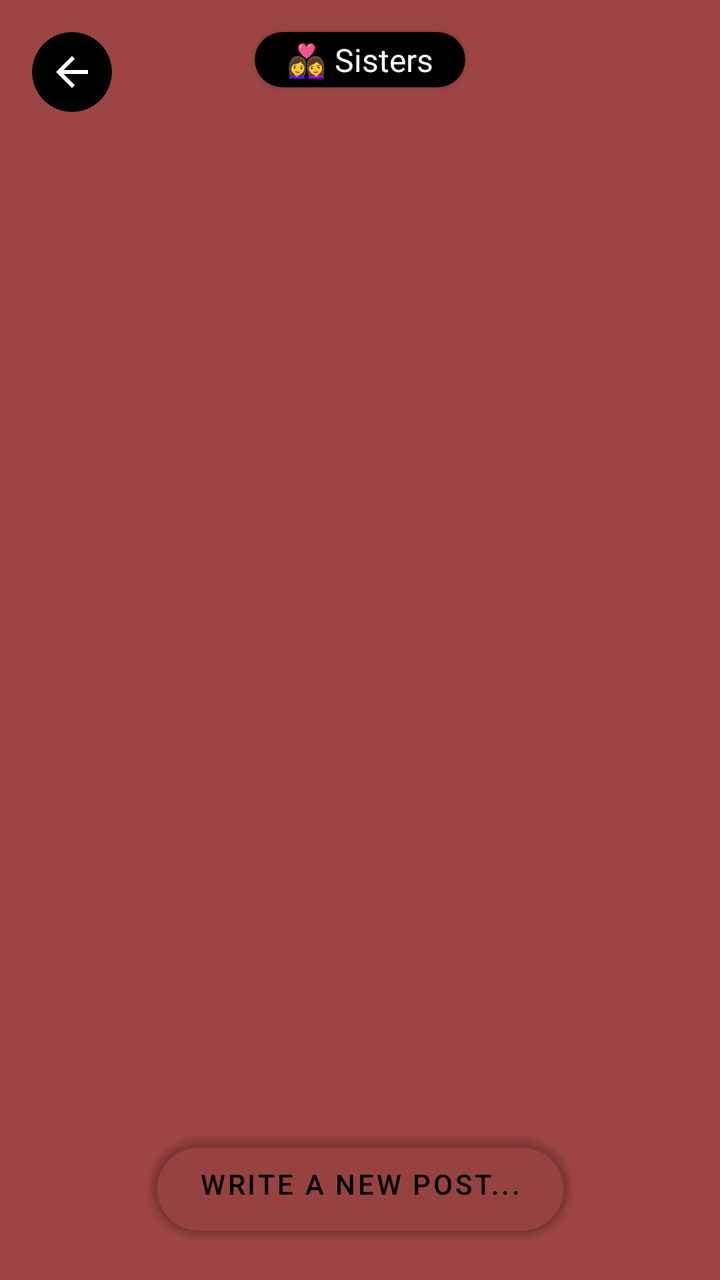
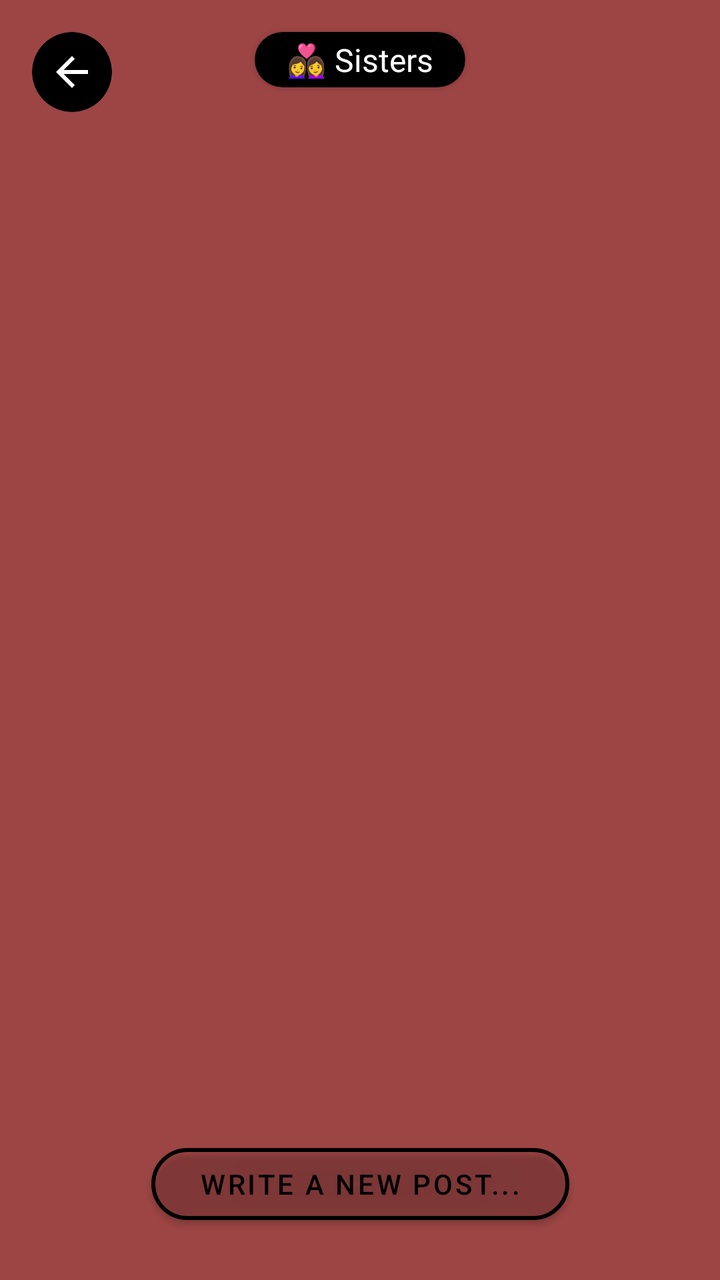

Compare the two renders of this Android layout. The source of the first and the diff that turns it into the second are given below.
<!-- AndroidManifest.xml: application theme Theme.SafeHer -->
<!-- res/layout/fragment_sisters.xml -->
<?xml version="1.0" encoding="utf-8"?>
<androidx.constraintlayout.widget.ConstraintLayout xmlns:android="http://schemas.android.com/apk/res/android"
    xmlns:app="http://schemas.android.com/apk/res-auto"
    xmlns:tools="http://schemas.android.com/tools"
    android:layout_width="match_parent"
    android:layout_height="match_parent"
    android:background="@color/red_background">

    
    <androidx.cardview.widget.CardView
        android:id="@+id/backButtonCard"
        android:layout_width="40dp"
        android:layout_height="40dp"
        android:layout_marginStart="16dp"
        android:layout_marginTop="16dp"
        app:cardBackgroundColor="#000000"
        app:cardCornerRadius="20dp"
        app:cardElevation="0dp"
        app:layout_constraintStart_toStartOf="parent"
        app:layout_constraintTop_toTopOf="parent">

        <ImageView
            android:id="@+id/backButton"
            android:layout_width="24dp"
            android:layout_height="24dp"
            android:layout_gravity="center"
            android:contentDescription="Back"
            android:src="@drawable/ic_back"
            app:tint="#FFFFFF" />
    </androidx.cardview.widget.CardView>

    <androidx.cardview.widget.CardView
        android:id="@+id/Sisters"
        android:layout_width="wrap_content"
        android:layout_height="wrap_content"
        android:layout_marginTop="16dp"
        app:cardBackgroundColor="#000000"
        app:cardCornerRadius="20dp"
        app:layout_constraintEnd_toEndOf="parent"
        app:layout_constraintStart_toStartOf="parent"
        app:layout_constraintTop_toTopOf="parent">

        <androidx.constraintlayout.widget.ConstraintLayout
            android:layout_width="wrap_content"
            android:layout_height="wrap_content"
            android:paddingHorizontal="16dp"
            android:paddingVertical="3dp">


            <TextView
                android:layout_width="wrap_content"
                android:layout_height="wrap_content"
                android:layout_marginStart="8dp"
                android:fontFamily="@font/poppins_medium"
                android:text="👩‍❤️‍👩 Sisters"
                android:textColor="#FFFFFF"
                android:textSize="16sp"
                app:layout_constraintBottom_toBottomOf="parent"
                app:layout_constraintEnd_toEndOf="parent"
                app:layout_constraintHorizontal_bias="0.0"
                app:layout_constraintStart_toEndOf="@id/homeButton"
                app:layout_constraintTop_toTopOf="parent"
                app:layout_constraintVertical_bias="1.0"
                tools:ignore="NotSibling,UnknownId" />

        </androidx.constraintlayout.widget.ConstraintLayout>
    </androidx.cardview.widget.CardView>

    <androidx.recyclerview.widget.RecyclerView
        android:id="@+id/postsRecyclerView"
        android:layout_width="0dp"
        android:layout_height="0dp"
        app:layout_constraintTop_toBottomOf="@id/Sisters"
        app:layout_constraintBottom_toTopOf="@id/write_new_post_button"
        app:layout_constraintStart_toStartOf="parent"
        app:layout_constraintEnd_toEndOf="parent"
        android:padding="8dp"
        android:clipToPadding="false" />






    <com.google.android.material.button.MaterialButton
        android:id="@+id/write_new_post_button"
        android:layout_width="wrap_content"
        android:layout_height="wrap_content"
        android:text="Write a new post..."
        android:textColor="#000000"
        android:backgroundTint="@android:color/transparent"
        app:backgroundTint="@android:color/transparent"
        android:background="@drawable/outline_button_background"
        app:cornerRadius="24dp"
        app:strokeColor="#000000"
        app:strokeWidth="2dp"
        app:layout_constraintBottom_toBottomOf="parent"
        app:layout_constraintStart_toStartOf="parent"
        app:layout_constraintEnd_toEndOf="parent"
        android:layout_marginBottom="24dp"
        android:paddingHorizontal="24dp"
        android:paddingVertical="8dp" />


</androidx.constraintlayout.widget.ConstraintLayout>
<!-- resources referenced by this layout -->
<resources>
  <color name="red_background">#9c4544</color>
  <!-- drawable ic_back (drawable) -->
  <?xml version="1.0" encoding="utf-8"?>
  <vector xmlns:android="http://schemas.android.com/apk/res/android"
      android:width="24dp"
      android:height="24dp"
      android:viewportWidth="24"
      android:viewportHeight="24">
      <path
          android:fillColor="#000000"
          android:pathData="M20,11H7.83l5.59,-5.59L12,4l-8,8 8,8 1.41,-1.41L7.83,13H20v-2z"/>
  </vector>
  <!-- drawable outline_button_background (drawable) -->
  <?xml version="1.0" encoding="utf-8"?>
  <shape xmlns:android="http://schemas.android.com/apk/res/android"
      android:shape="rectangle">
      <solid android:color="#FFFFFF" />
      <stroke
          android:width="2dp"
          android:color="#000000" />
      <corners android:radius="24dp" />
  </shape>
  <style name="Theme.SafeHer" parent="Base.Theme.SafeHer" />
  <style name="Base.Theme.SafeHer" parent="Theme.MaterialComponents.NoActionBar">
          
          
      </style>
</resources>

<!-- the commit's change to res/layout/fragment_sisters.xml (unified diff, before → after) -->
@@ -1,5 +1,6 @@
 <?xml version="1.0" encoding="utf-8"?>
-<androidx.constraintlayout.widget.ConstraintLayout xmlns:android="http://schemas.android.com/apk/res/android"
+<androidx.constraintlayout.widget.ConstraintLayout
+    xmlns:android="http://schemas.android.com/apk/res/android"
     xmlns:app="http://schemas.android.com/apk/res-auto"
     xmlns:tools="http://schemas.android.com/tools"
     android:layout_width="match_parent"
@@ -18,17 +19,15 @@
         app:cardElevation="0dp"
         app:layout_constraintStart_toStartOf="parent"
         app:layout_constraintTop_toTopOf="parent">
-
         <ImageView
-            android:id="@+id/backButton"
             android:layout_width="24dp"
             android:layout_height="24dp"
             android:layout_gravity="center"
-            android:contentDescription="Back"
             android:src="@drawable/ic_back"
             app:tint="#FFFFFF" />
     </androidx.cardview.widget.CardView>
 
+    
     <androidx.cardview.widget.CardView
         android:id="@+id/Sisters"
         android:layout_width="wrap_content"
@@ -36,61 +35,44 @@
         android:layout_marginTop="16dp"
         app:cardBackgroundColor="#000000"
         app:cardCornerRadius="20dp"
-        app:layout_constraintEnd_toEndOf="parent"
+        app:layout_constraintTop_toTopOf="parent"
         app:layout_constraintStart_toStartOf="parent"
-        app:layout_constraintTop_toTopOf="parent">
-
-        <androidx.constraintlayout.widget.ConstraintLayout
+        app:layout_constraintEnd_toEndOf="parent">
+        <TextView
             android:layout_width="wrap_content"
             android:layout_height="wrap_content"
             android:paddingHorizontal="16dp"
-            android:paddingVertical="3dp">
+            android:paddingVertical="3dp"
+            android:fontFamily="@font/poppins_medium"
+            android:text="👩‍❤️‍👩 Sisters"
+            android:textColor="#FFFFFF"
+            android:textSize="16sp" />
+    </androidx.cardview.widget.CardView>
 
+    
 
-            <TextView
-                android:layout_width="wrap_content"
-                android:layout_height="wrap_content"
-                android:layout_marginStart="8dp"
-                android:fontFamily="@font/poppins_medium"
-                android:text="👩‍❤️‍👩 Sisters"
-                android:textColor="#FFFFFF"
-                android:textSize="16sp"
-                app:layout_constraintBottom_toBottomOf="parent"
-                app:layout_constraintEnd_toEndOf="parent"
-                app:layout_constraintHorizontal_bias="0.0"
-                app:layout_constraintStart_toEndOf="@id/homeButton"
-                app:layout_constraintTop_toTopOf="parent"
-                app:layout_constraintVertical_bias="1.0"
-                tools:ignore="NotSibling,UnknownId" />
-
-        </androidx.constraintlayout.widget.ConstraintLayout>
-    </androidx.cardview.widget.CardView>
+    
 
     <androidx.recyclerview.widget.RecyclerView
         android:id="@+id/postsRecyclerView"
         android:layout_width="0dp"
-        android:layout_height="0dp"
+        android:layout_height="120dp"
+        android:overScrollMode="always"
+        android:padding="0dp"
+        android:scrollbars="horizontal"
+        app:layout_constraintBottom_toTopOf="@id/write_new_post_button"
+        app:layout_constraintEnd_toEndOf="parent"
+        app:layout_constraintHorizontal_bias="0.0"
+        app:layout_constraintStart_toStartOf="parent"
         app:layout_constraintTop_toBottomOf="@id/Sisters"
-        app:layout_constraintBottom_toTopOf="@id/write_new_post_button"
-        app:layout_constraintStart_toStartOf="parent"
-        app:layout_constraintEnd_toEndOf="parent"
-        android:padding="8dp"
-        android:clipToPadding="false" />
-
-
-
-
-
+        app:layout_constraintVertical_bias="0.839" />
 
     <com.google.android.material.button.MaterialButton
         android:id="@+id/write_new_post_button"
         android:layout_width="wrap_content"
         android:layout_height="wrap_content"
         android:text="Write a new post..."
-        android:textColor="#000000"
         android:backgroundTint="@android:color/transparent"
-        app:backgroundTint="@android:color/transparent"
-        android:background="@drawable/outline_button_background"
         app:cornerRadius="24dp"
         app:strokeColor="#000000"
         app:strokeWidth="2dp"
@@ -100,6 +82,4 @@
         android:layout_marginBottom="24dp"
         android:paddingHorizontal="24dp"
         android:paddingVertical="8dp" />
-
-
 </androidx.constraintlayout.widget.ConstraintLayout>
<!-- resource entries referenced after the edit -->
@@ -12,16 +12,6 @@
           android:fillColor="#000000"
           android:pathData="M20,11H7.83l5.59,-5.59L12,4l-8,8 8,8 1.41,-1.41L7.83,13H20v-2z"/>
   </vector>
-  <!-- drawable outline_button_background (drawable) -->
-  <?xml version="1.0" encoding="utf-8"?>
-  <shape xmlns:android="http://schemas.android.com/apk/res/android"
-      android:shape="rectangle">
-      <solid android:color="#FFFFFF" />
-      <stroke
-          android:width="2dp"
-          android:color="#000000" />
-      <corners android:radius="24dp" />
-  </shape>
   <style name="Theme.SafeHer" parent="Base.Theme.SafeHer" />
   <style name="Base.Theme.SafeHer" parent="Theme.MaterialComponents.NoActionBar">
           
